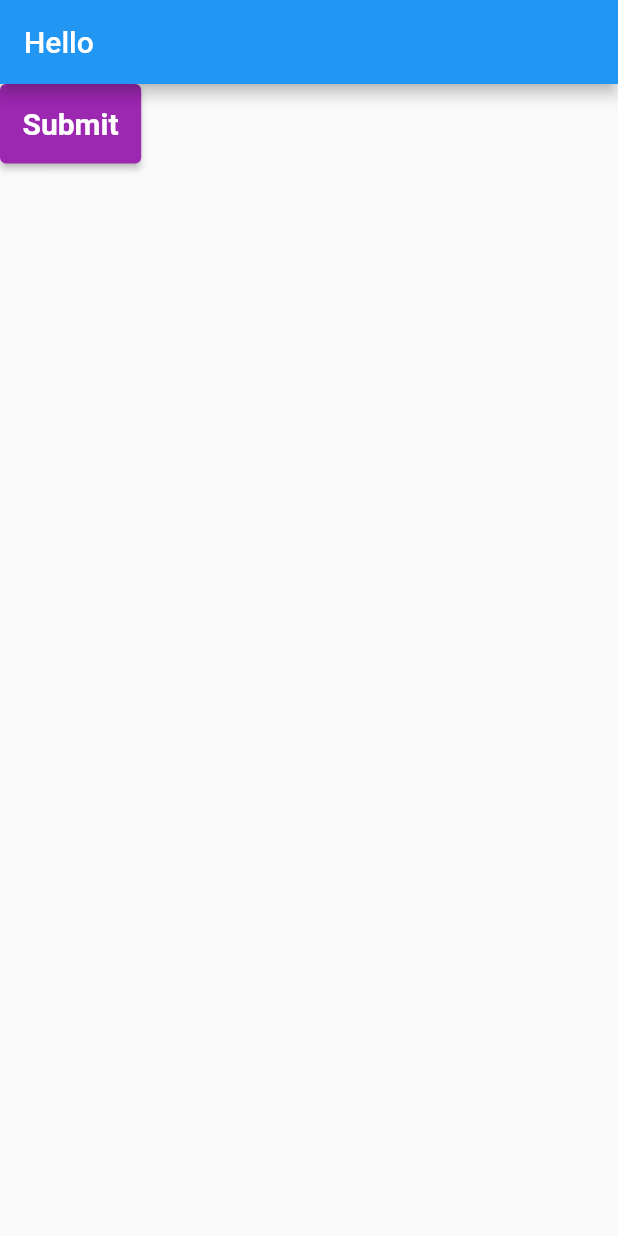
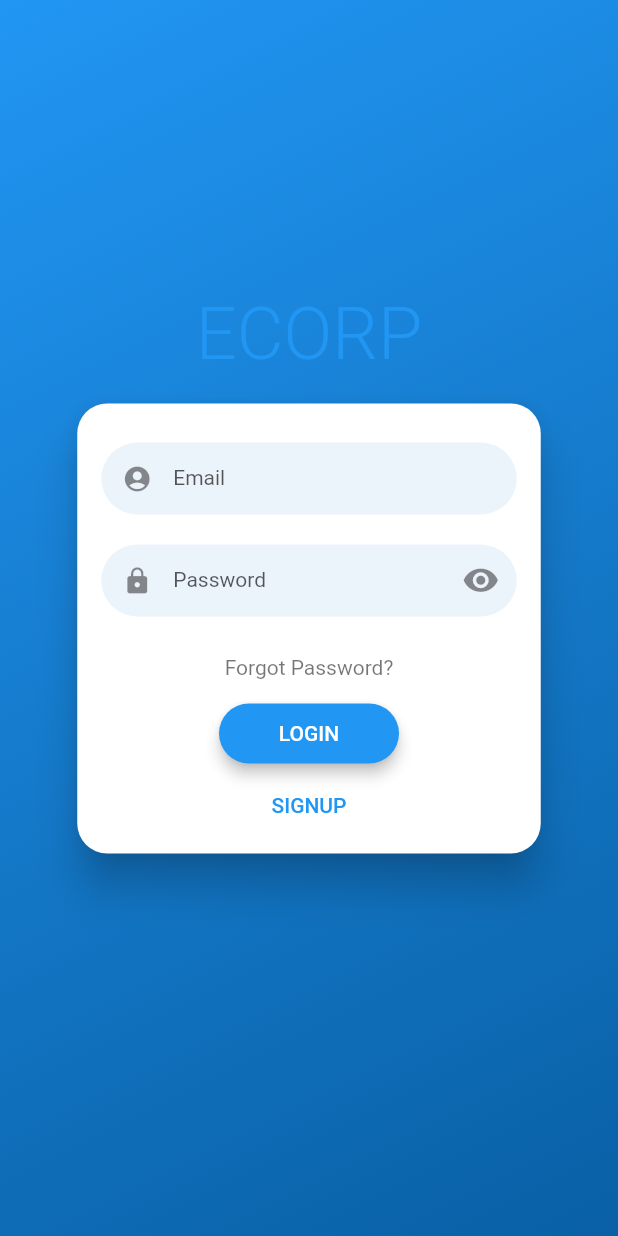
Before and after one commit to ArV29/MarkIt, a Flutter app: the screen it shows after launch, on a phone screen of 412 x 824 dp. Run offline on Flutter 3.47's test engine with Material 2 defaults, Android fonts, the phone set to English and light mode, and no system bars; drawn by our look-alikes of flutter_login; our stand-ins replace cloud_firestore, firebase_core, geolocator, url_launcher_web; missing offline and left inert: cloud_firestore_web, firebase_core_web, geolocator_web; accounts and stored records are empty.

Commit message:
Login Screen

```diff
--- /dev/null
+++ b/lib/FrontEnd/Login.dart
@@ -0,0 +1,57 @@
+import 'package:flutter/material.dart';
+import 'package:flutter_login/flutter_login.dart';
+import 'package:mark_it/app.dart';
+
+const users = {
+  'dribbble@gmail.com': '12345',
+  'hunter@gmail.com': 'hunter',
+};
+
+class LoginScreen extends StatelessWidget {
+  Duration get loginTime => const Duration(milliseconds: 2250);
+
+  Future<String?> _authUser(LoginData data) {
+    debugPrint('Name: ${data.name}, Password: ${data.password}');
+    return Future.delayed(loginTime).then((_) {
+      if (!users.containsKey(data.name)) {
+        return 'User not exists';
+      }
+      if (users[data.name] != data.password) {
+        return 'Password does not match';
+      }
+      return null;
+    });
+  }
+
+  Future<String?> _signupUser(SignupData data) {
+    debugPrint('Signup Name: ${data.name}, Password: ${data.password}');
+    return Future.delayed(loginTime).then((_) {
+      return null;
+    });
+  }
+
+  Future<String> _recoverPassword(String name) {
+    debugPrint('Name: $name');
+    return Future.delayed(loginTime).then((_) {
+      if (!users.containsKey(name)) {
+        return 'User not exists';
+      }
+      return "";
+    });
+  }
+
+  @override
+  Widget build(BuildContext context) {
+    return FlutterLogin(
+      title: 'ECORP',
+      onLogin: _authUser,
+      onSignup: _signupUser,
+      onSubmitAnimationCompleted: () {
+        Navigator.of(context).pushReplacement(MaterialPageRoute(
+          builder: (context) => const Homepage(),
+        ));
+      },
+      onRecoverPassword: _recoverPassword,
+    );
+  }
+}
--- a/lib/generated_plugin_registrant.dart
+++ b/lib/generated_plugin_registrant.dart
@@ -8,6 +8,7 @@
 import 'package:cloud_firestore_web/cloud_firestore_web.dart';
 import 'package:firebase_core_web/firebase_core_web.dart';
 import 'package:geolocator_web/geolocator_web.dart';
+import 'package:url_launcher_web/url_launcher_web.dart';
 
 import 'package:flutter_web_plugins/flutter_web_plugins.dart';
 
@@ -16,5 +17,6 @@ void registerPlugins(Registrar registrar) {
   FirebaseFirestoreWeb.registerWith(registrar);
   FirebaseCoreWeb.registerWith(registrar);
   GeolocatorPlugin.registerWith(registrar);
+  UrlLauncherPlugin.registerWith(registrar);
   registrar.registerMessageHandler();
 }
--- a/lib/main.dart
+++ b/lib/main.dart
@@ -1,6 +1,21 @@
 import 'package:flutter/material.dart';
-import 'package:mark_it/app.dart';
+import 'package:mark_it/FrontEnd/Login.dart';
 
 void main() {
-  runApp(const Homepage());
+  runApp(const MyApp());
 }
+
+class MyApp extends StatelessWidget {
+  const MyApp({Key? key}) : super(key: key);
+
+  // This widget is the root of your application.
+  @override
+  Widget build(BuildContext context) {
+    return MaterialApp(
+        title: 'Flutter Demo',
+        theme: ThemeData(
+          primarySwatch: Colors.blue,
+        ),
+        home: LoginScreen());
+  }
+}
--- a/pubspec.yaml
+++ b/pubspec.yaml
@@ -10,6 +10,7 @@ dependencies:
   great_circle_distance: ^1.0.1
   cloud_firestore: ^3.1.10
   firebase: ^9.0.2
+  flutter_login: ^3.2.0
 
   flutter:
     sdk: flutter
```
Also changed, not shown: pubspec.lock, 6 other files.
